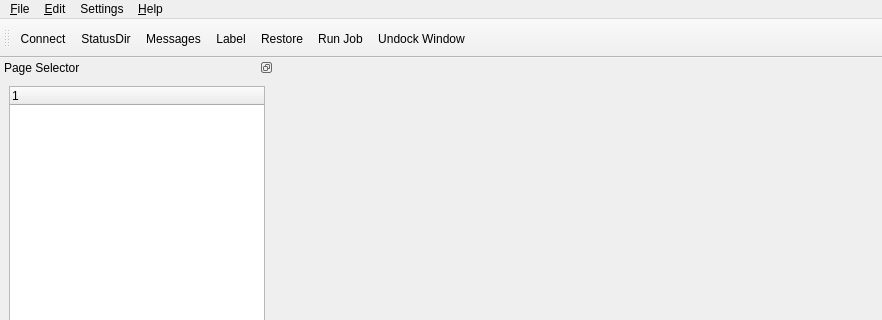
Qt form bacula/src/qt-console/main.ui (rkorzeniewski/bacula) before a commit; both pictures show x 0 to 882 and y 0 to 320 of the 882 by 689 pixel window.
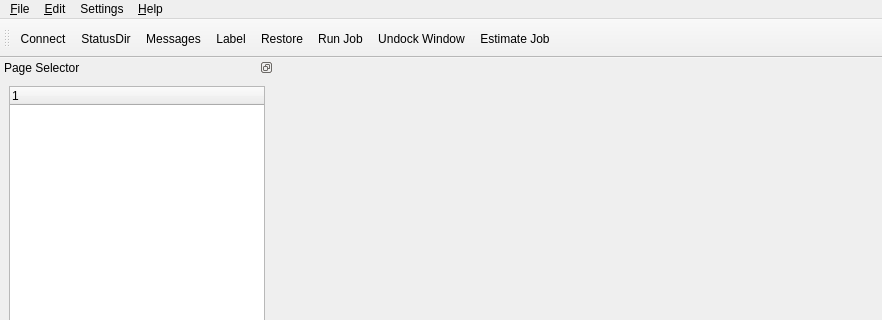
The same form after that commit. Icons and pictures are not drawn.

Commit message: Add context sensitive from page selector's console widget for: status dir, messages and help. Add purge jobs client= from clients Add buttons to set automount on or off in the label dialog. Add estimate dialog.

Patch:
```diff
--- a/bacula/src/qt-console/main.ui
+++ b/bacula/src/qt-console/main.ui
@@ -140,6 +140,7 @@
    <addaction name="actionRestore" />
    <addaction name="actionRun" />
    <addaction name="actionUndock" />
+   <addaction name="actionEstimate" />
   </widget>
   <widget class="QDockWidget" name="dockWidget" >
    <property name="sizePolicy" >
@@ -430,6 +431,26 @@
     <string>Run a Job</string>
    </property>
   </action>
+  <action name="actionEstimate" >
+   <property name="checked" >
+    <bool>false</bool>
+   </property>
+   <property name="icon" >
+    <iconset>:images/run.png</iconset>
+   </property>
+   <property name="text" >
+    <string>Estimate Job</string>
+   </property>
+   <property name="iconText" >
+    <string>Estimate Job</string>
+   </property>
+   <property name="toolTip" >
+    <string>Estimate Job</string>
+   </property>
+   <property name="statusTip" >
+    <string>Estimate a Job</string>
+   </property>
+  </action>
   <action name="actionStatusDir" >
    <property name="icon" >
     <iconset>:images/status.png</iconset>
```
The commit also changes 16 other files.
